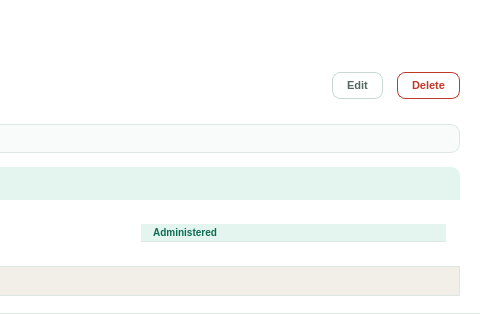
shasheenahdeeneillelumasag/CCC151---Group-Project, file src/ui/card_vaccination.ui: the form before one commit; both pictures show x 514 to 994 and y 0 to 314 of the 994 by 314 pixel window.
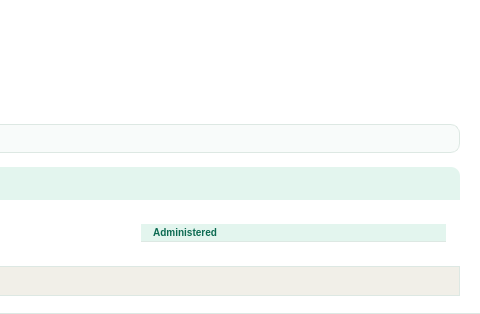
The form after the commit. Icons and pictures are not drawn.

Commit message: added edit funcitonality to vaccine page

```diff
--- a/src/ui/card_vaccination.ui
+++ b/src/ui/card_vaccination.ui
@@ -131,27 +131,7 @@
        </property>
       </spacer>
      </item>
-      <item>
-       <widget class="QPushButton" name="btnEdit">
-        <property name="styleSheet">
-         <string>QPushButton { background: transparent; color: #546860; font-size: 11px; font-weight: 600; border: 1px solid #C8D9D2; border-radius: 8px; padding: 6px 14px; } QPushButton:hover { background: #E3F5EE; }</string>
-        </property>
-        <property name="text">
-         <string>Edit</string>
-        </property>
-       </widget>
-      </item>
-      <item>
-       <widget class="QPushButton" name="btnDeleteVax">
-        <property name="styleSheet">
-         <string>QPushButton { background: transparent; color: #C0392B; font-size: 11px; font-weight: 600; border: 1px solid #C0392B; border-radius: 8px; padding: 6px 14px; } QPushButton:hover { background: #FDECEB; }</string>
-        </property>
-        <property name="text">
-         <string>Delete</string>
-        </property>
-       </widget>
-      </item>
-     </layout>
+    </layout>
    </item>
    <item>
     <widget class="QFrame" name="doseSchedule">
```
The commit also changes 7 other files.
